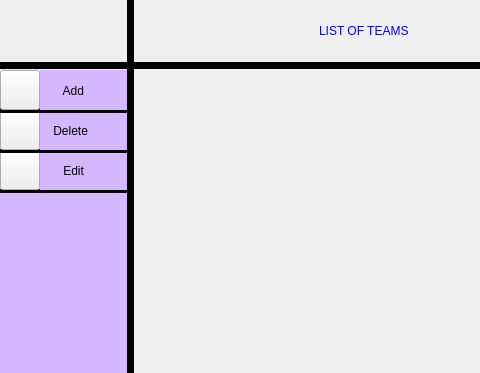
Qt form orgui.ui (NimaGhasemi1383/IUT_AP_PROJECT) before a commit; both pictures show x 0 to 480 and y 0 to 373 of the 800 by 700 pixel window.
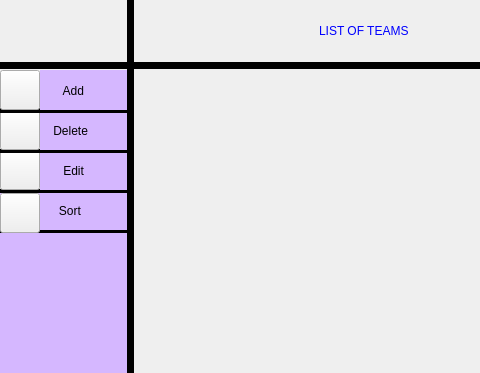
The same form after that commit. Icons and pictures are not drawn.

The edit to the form file:
```diff
--- a/orgui.ui
+++ b/orgui.ui
@@ -524,6 +524,55 @@
     <string/>
    </property>
   </widget>
+  <widget class="QLabel" name="label_28">
+   <property name="geometry">
+    <rect>
+     <x>0</x>
+     <y>230</y>
+     <width>131</width>
+     <height>3</height>
+    </rect>
+   </property>
+   <property name="styleSheet">
+    <string notr="true">background-color: rgb(0, 0, 0);</string>
+   </property>
+   <property name="text">
+    <string/>
+   </property>
+  </widget>
+  <widget class="QLabel" name="label_29">
+   <property name="geometry">
+    <rect>
+     <x>39</x>
+     <y>195</y>
+     <width>88</width>
+     <height>31</height>
+    </rect>
+   </property>
+   <property name="styleSheet">
+    <string notr="true">background-color: rgb(213, 183, 255);
+font: 700 12pt &quot;Segoe UI&quot;;</string>
+   </property>
+   <property name="text">
+    <string>      Sort     </string>
+   </property>
+  </widget>
+  <widget class="QPushButton" name="pushButton_Sort">
+   <property name="geometry">
+    <rect>
+     <x>0</x>
+     <y>193</y>
+     <width>40</width>
+     <height>40</height>
+    </rect>
+   </property>
+   <property name="styleSheet">
+    <string notr="true">image: url(:/Login/Login31.jpg);</string>
+   </property>
+   <property name="text">
+    <string/>
+   </property>
+  </widget>
  </widget>
  <resources/>
  <connections/>
```
